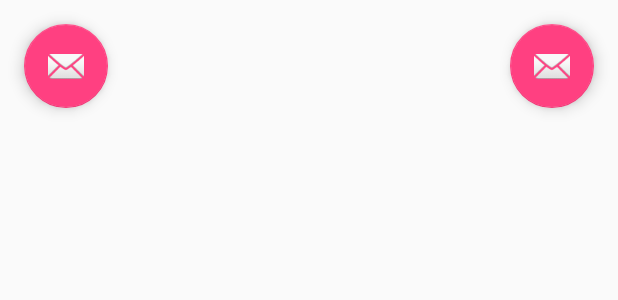
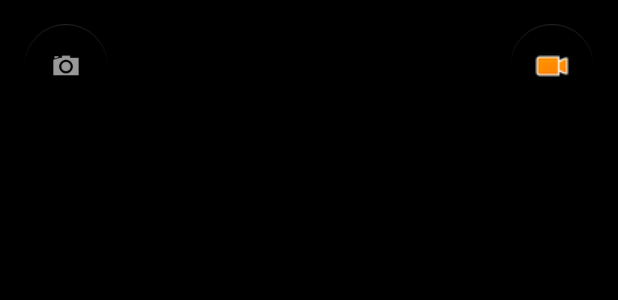
Before and after one commit to saurav-sen/packpack-mobile, an Android app: the layout activity_image_video_capture.xml on its own in the app's theme, with its tools: preview values and no code run, on a phone screen of 412 x 824 dp. Shown: the top 300 px of the screen. Run offline under Robolectric (Android 15) with nearby library versions, the phone set to English and light mode, and no system bars.

Commit message:
Fixed icons and some of the layout issues.

```diff
--- a/PackPackApp/app/src/main/java/com/pack/pack/application/adapters/PackAttachmentsAdapter.java
+++ b/PackPackApp/app/src/main/java/com/pack/pack/application/adapters/PackAttachmentsAdapter.java
@@ -92,7 +92,6 @@ public class PackAttachmentsAdapter extends ArrayAdapter<JPackAttachment> {
         });
 
         Button pack_attachment_like = (Button) convertView.findViewById(R.id.pack_attachment_like);
-        pack_attachment_like.setText("Like");
         pack_attachment_like.setOnClickListener(new View.OnClickListener() {
             @Override
             public void onClick(View view) {
@@ -104,7 +103,6 @@ public class PackAttachmentsAdapter extends ArrayAdapter<JPackAttachment> {
         });
 
         Button pack_attachment_comment = (Button) convertView.findViewById(R.id.pack_attachment_comment);
-        pack_attachment_comment.setText("Comment");
         pack_attachment_comment.setOnClickListener(new View.OnClickListener() {
             @Override
             public void onClick(View view) {
@@ -116,7 +114,6 @@ public class PackAttachmentsAdapter extends ArrayAdapter<JPackAttachment> {
         });
 
         Button pack_attachment_share = (Button) convertView.findViewById(R.id.pack_attachment_share);
-        pack_attachment_share.setText("Share");
         pack_attachment_share.setEnabled(AppController.getInstance().isEnableShareOption());
         pack_attachment_share.setOnClickListener(new View.OnClickListener() {
             @Override
@@ -127,7 +124,7 @@ public class PackAttachmentsAdapter extends ArrayAdapter<JPackAttachment> {
 
         JPackAttachment attachment = getItem(position);
         if(attachment != null) {
-            new DownloadImageTask(pack_attachment_img, 700, 500).execute(attachment.getAttachmentUrl());
+            new DownloadImageTask(pack_attachment_img, 700, 600).execute(attachment.getAttachmentUrl());
         }
         return convertView;
     }
--- a/PackPackApp/app/src/main/res/layout/activity_image_video_capture.xml
+++ b/PackPackApp/app/src/main/res/layout/activity_image_video_capture.xml
@@ -1,9 +1,11 @@
 <?xml version="1.0" encoding="utf-8"?>
 <android.support.design.widget.CoordinatorLayout xmlns:android="http://schemas.android.com/apk/res/android"
     xmlns:tools="http://schemas.android.com/tools"
+    xmlns:app="http://schemas.android.com/apk/res-auto"
     android:layout_width="match_parent"
     android:layout_height="match_parent"
-    tools:context="com.pack.pack.application.activity.ImageVideoCaptureActivity">
+    tools:context="com.pack.pack.application.activity.ImageVideoCaptureActivity"
+    android:background="#000000">
     <LinearLayout
         android:layout_width="match_parent"
         android:layout_height="match_parent"
@@ -11,6 +13,7 @@
         android:paddingLeft="@dimen/activity_horizontal_margin"
         android:paddingRight="@dimen/activity_horizontal_margin"
         android:paddingTop="@dimen/activity_vertical_margin"
+        android:background="#000000"
         android:orientation="vertical">
         <FrameLayout
             android:id="@+id/camera_preview"
@@ -28,13 +31,15 @@
         android:layout_width="wrap_content"
         android:layout_height="wrap_content"
         android:layout_gravity="top|left"
+        app:backgroundTint="@color/black_overlay"
         android:layout_margin="@dimen/fab_margin"
-        android:src="@android:drawable/ic_dialog_email" />
+        android:src="@android:drawable/ic_menu_camera" />
     <android.support.design.widget.FloatingActionButton
         android:id="@+id/record_video"
         android:layout_width="wrap_content"
         android:layout_height="wrap_content"
         android:layout_gravity="top|right"
+        app:backgroundTint="@color/black_overlay"
         android:layout_margin="@dimen/fab_margin"
-        android:src="@android:drawable/ic_dialog_email" />
+        android:src="@android:drawable/presence_video_away" />
 </android.support.design.widget.CoordinatorLayout>
--- a/PackPackApp/app/src/main/res/layout/activity_inside_topic.xml
+++ b/PackPackApp/app/src/main/res/layout/activity_inside_topic.xml
@@ -40,6 +40,7 @@
         android:layout_height="wrap_content"
         android:layout_gravity="bottom|end"
         android:layout_margin="@dimen/fab_margin"
-        android:src="@android:drawable/ic_dialog_email" />
+        app:backgroundTint="@color/colorPrimaryDark"
+        android:src="@android:drawable/ic_menu_edit" />
 
 </android.support.design.widget.CoordinatorLayout>
--- a/PackPackApp/app/src/main/res/layout/activity_main.xml
+++ b/PackPackApp/app/src/main/res/layout/activity_main.xml
@@ -12,9 +12,9 @@ android:orientation="vertical" >
         android:layout_width="wrap_content"
         android:layout_height="wrap_content"
         android:layout_gravity="bottom|end"
-        app:backgroundTint="#00f7ff"
         android:layout_margin="@dimen/fab_margin"
-        android:src="@android:drawable/ic_dialog_email" />
+        app:backgroundTint="@color/colorPrimaryDark"
+        android:src="@android:drawable/ic_menu_edit" />
 
     <android.support.design.widget.AppBarLayout
         android:layout_width="match_parent"
--- a/PackPackApp/app/src/main/res/layout/activity_pack_detail.xml
+++ b/PackPackApp/app/src/main/res/layout/activity_pack_detail.xml
@@ -63,6 +63,8 @@
             android:layout_width="match_parent"
             android:layout_height="match_parent"
             android:id="@+id/activity_pack_attachments"
+            android:paddingTop="40dp"
+            android:scaleType="fitXY"
             android:divider="@null"/>
 
     </RelativeLayout>
@@ -74,6 +76,7 @@
         android:layout_height="wrap_content"
         android:layout_gravity="bottom|end"
         android:layout_margin="@dimen/fab_margin"
-        android:src="@android:drawable/ic_dialog_email" />
+        app:backgroundTint="@color/colorPrimaryDark"
+        android:src="@android:drawable/ic_menu_edit" />
 
 </android.support.design.widget.CoordinatorLayout>
--- a/PackPackApp/app/src/main/res/values/colors.xml
+++ b/PackPackApp/app/src/main/res/values/colors.xml
@@ -5,6 +5,7 @@
     <color name="colorAccent">#FF4081</color>
     <color name="white">#ffffff</color>
     <color name="feed_bg">#d3d6db</color>
+    <color name="feed_btn_bar">#f0f5f7</color>
     <color name="feed_item_bg">#ffffff</color>
     <color name="feed_item_border">#c2c3c8</color>
     <color name="link">#0a80d1</color>
```
Also changed, not shown: PackPackApp/app/src/main/res/drawable/react_buttons.xml (added, +11 -0 lines), PackPackApp/app/src/main/res/layout/activity_pack_detail_item.xml (+43 -10 lines).
